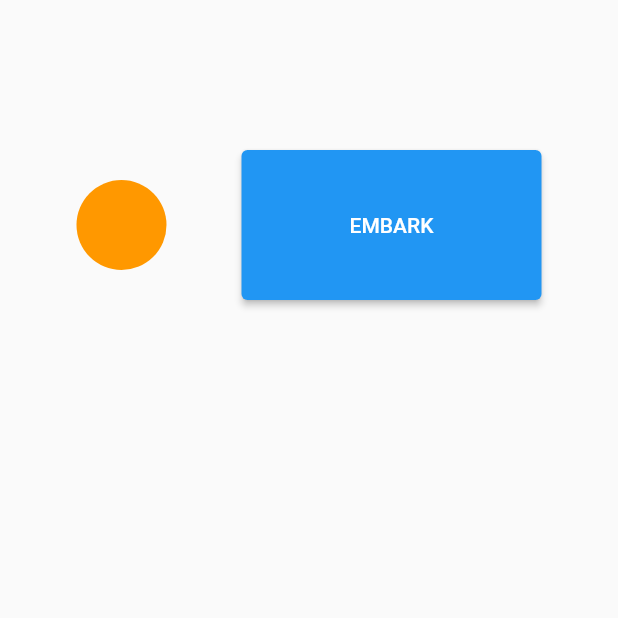
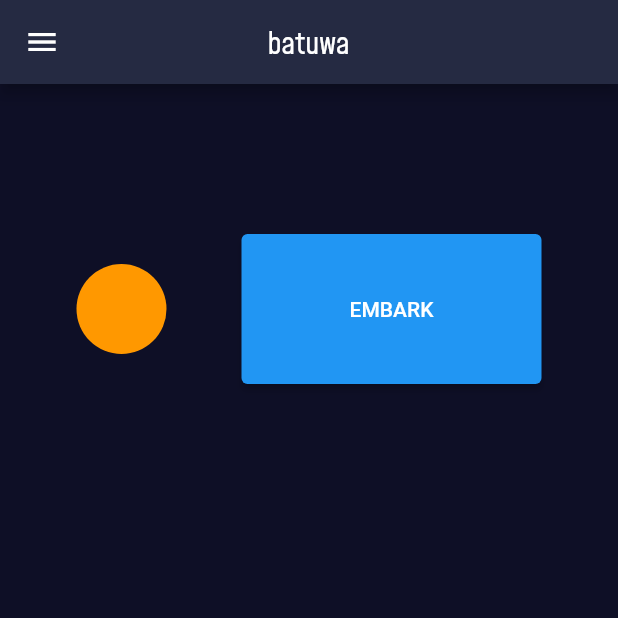
Before and after one commit to anuraglamsal/batuwa, a Flutter app: the normalscreen screen opened directly, on a phone screen of 412 x 824 dp, the top half of it. Run offline on Flutter 3.47's test engine with Material 2 defaults, Android fonts, the phone set to English and light mode, and no system bars; our stand-ins replace cloud_firestore, email_validator, firebase_auth, firebase_core, flutter_keyboard_visibility, flutter_map and 1 more; accounts and stored records are empty.

```diff
--- a/lib/firsttimelogin.dart
+++ b/lib/firsttimelogin.dart
@@ -58,11 +58,11 @@ class _firsttimeLoginState extends State<firsttimeLogin>{
 	      borderRadius: BorderRadius.all(Radius.circular(15)),
 	    ),
 	    child: Text(
-	      "Customize your account", style: TextStyle(color: Colors.white, fontFamily: 'Mohave', fontSize: 22,),
+	      "Customize your profile", style: TextStyle(color: Colors.white, fontFamily: 'Mohave', fontSize: 22,),
 	    ),
 	  ),
 	  onTap: (){
-	    update_token();
+	    update_token_2();
 	  },
 	),
       ],
--- a/lib/normalscreen.dart
+++ b/lib/normalscreen.dart
@@ -12,7 +12,53 @@ class normalscreen extends StatefulWidget{
 class _normalscreenState extends State<normalscreen>{
   @override
   Widget build(BuildContext context){
-    return Column(
+    return Scaffold(
+	    drawer: Drawer(
+	      child: Container(
+		color: Color(0xff0e0f26),
+		child: ListView(
+		  padding: EdgeInsets.zero,
+		  children: [
+		    SizedBox(height: 50),
+		    Material(
+		      color: Colors.white.withOpacity(0.0),
+		      child: ListTile(
+			leading: Icon(
+			  Icons.account_circle_outlined,
+			  color: Colors.white,
+			),
+			selected: true,
+			title: Text("Customize your profile", style: TextStyle(fontFamily: "Mohave", fontSize: 20, color: Colors.white),),
+			onTap:(){
+		      },
+		    ),
+		  ),
+		  Material(
+		    color: Colors.white.withOpacity(0.0),
+		    child: ListTile(
+		      leading: Icon(
+			Icons.logout,
+			color: Colors.white,
+		      ),
+		      selected: true,
+		      title: Text("Logout", style: TextStyle(fontFamily: "Mohave", fontSize: 20, color: Colors.white),),
+		      onTap:(){
+			logout();
+		      },
+		    ),
+		  ),
+		],
+	      ),
+	    ),
+	  ),
+	  appBar: AppBar(
+	    title: Container(alignment: Alignment(-0.21, 0), child: Text("batuwa", style: TextStyle(fontFamily: 'Mohave',))),
+	    backgroundColor: Color(0xff252a42),
+	  ),
+	  body: Container(
+	    alignment: Alignment.center,
+	    color: Color(0xff0e0f26),
+	    child: Column(
 	      children: <Widget>[
 		SizedBox(height: 100),
 		Row(
@@ -44,8 +90,16 @@ class _normalscreenState extends State<normalscreen>{
 		),
 		SizedBox(height: 400),
 	      ],
+	    )
+	  ),
 	);
       }
+
+
+      Future<void> logout() async{ //Signs the user out.
+	await FirebaseAuth.instance.signOut();
+      }
+
     }
 
 class Embark extends StatefulWidget{
```
Also changed, not shown: lib/cloud.dart (+10 -0 lines), lib/customizescreen.dart (added, +52 -0 lines), lib/userscreen.dart (+9 -43 lines). Lines whose indentation alone changed are shown as unchanged.
